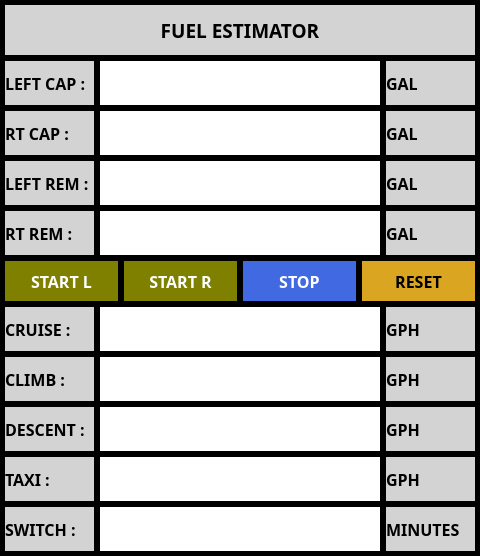
Before: the Qt Designer form ui/FuelTanksDialog.ui in UnexplodedMinds/Stratofier, drawn with Qt 5.
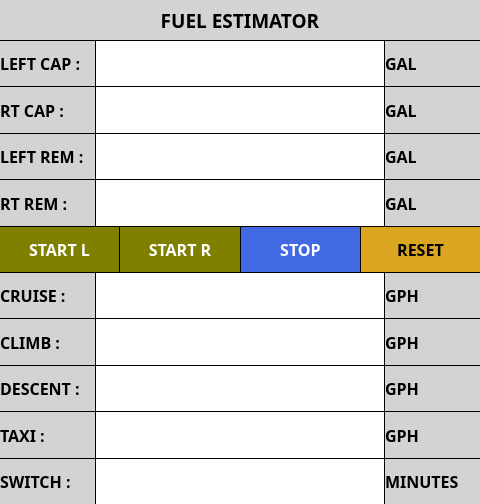
After: the same form once the commit is applied. Custom widgets are drawn as their Qt base class.

```diff
--- a/ui/FuelTanksDialog.ui
+++ b/ui/FuelTanksDialog.ui
@@ -110,16 +110,19 @@
   </property>
   <layout class="QGridLayout" name="m_pFuelGridLayout">
    <property name="leftMargin">
-    <number>5</number>
+    <number>0</number>
    </property>
    <property name="topMargin">
-    <number>5</number>
+    <number>0</number>
    </property>
    <property name="rightMargin">
-    <number>5</number>
+    <number>0</number>
    </property>
    <property name="bottomMargin">
-    <number>5</number>
+    <number>0</number>
+   </property>
+   <property name="spacing">
+    <number>1</number>
    </property>
    <item row="9" column="4">
     <widget class="QLabel" name="label_10">
@@ -151,6 +154,9 @@
    </item>
    <item row="7" column="0" colspan="5">
     <layout class="QHBoxLayout" name="horizontalLayout">
+     <property name="spacing">
+      <number>1</number>
+     </property>
      <item>
       <widget class="QPushButton" name="m_pStartLeftButton">
        <property name="sizePolicy">
@@ -173,6 +179,9 @@
          <bold>true</bold>
         </font>
        </property>
+       <property name="autoFillBackground">
+        <bool>false</bool>
+       </property>
        <property name="styleSheet">
         <string notr="true">QPushButton
 {
@@ -1094,7 +1103,7 @@
    <item row="0" column="0" colspan="5">
     <widget class="QLabel" name="m_pTitleLabel">
      <property name="sizePolicy">
-      <sizepolicy hsizetype="MinimumExpanding" vsizetype="Minimum">
+      <sizepolicy hsizetype="MinimumExpanding" vsizetype="MinimumExpanding">
        <horstretch>0</horstretch>
        <verstretch>0</verstretch>
       </sizepolicy>
@@ -1102,13 +1111,13 @@
      <property name="minimumSize">
       <size>
        <width>0</width>
-       <height>50</height>
+       <height>40</height>
       </size>
      </property>
      <property name="maximumSize">
       <size>
        <width>16777215</width>
-       <height>50</height>
+       <height>40</height>
       </size>
      </property>
      <property name="font">
```
